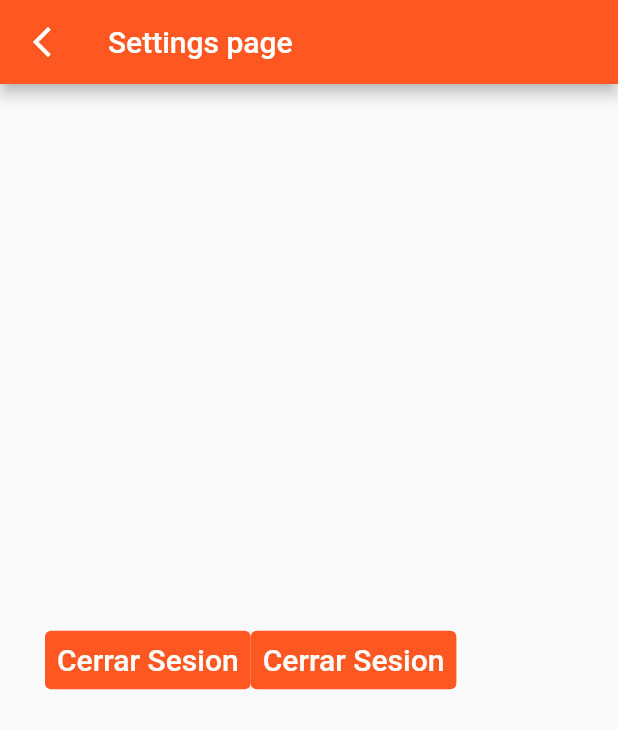
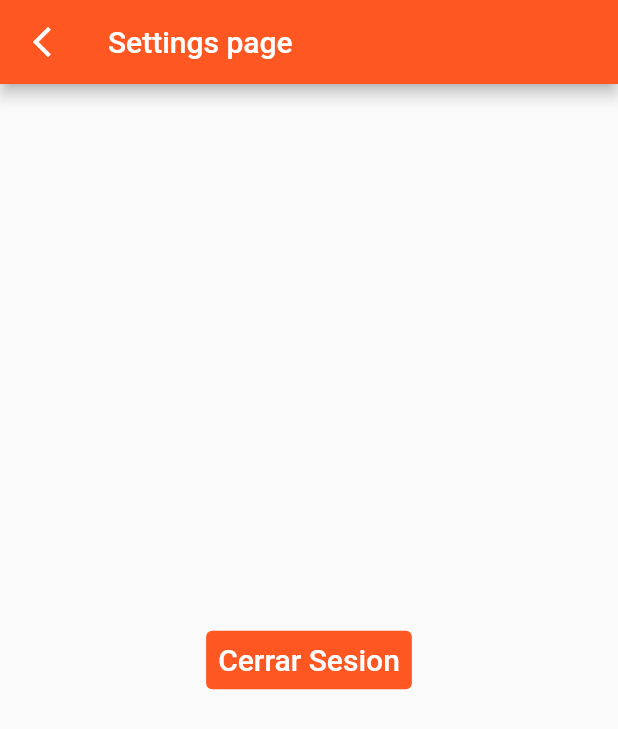
Before and after one commit to alam-rodriguez/practicando_flutter, a Flutter app: the SettingsPage screen opened by its route, on a phone screen of 412 x 824 dp. Shown: the top 729 px of the screen. Run offline on Flutter 3.47's test engine with Material 2 defaults, Android fonts, the phone set to English and light mode, and no system bars; our stand-ins replace cloud_firestore, firebase_auth, firebase_core; accounts and stored records are empty.

Commit message:
second commit

```diff
--- a/lib/pages/settings_page.dart
+++ b/lib/pages/settings_page.dart
@@ -21,11 +21,7 @@ class SettingsPage extends StatelessWidget {
         title: const Text('Settings page'),
       ),
       body: Center(
-        child: Padding(
-          padding: const EdgeInsets.all(30),
-          child: Row(
-            children: [
-              TextButton(
+        child: TextButton(
               onPressed: () async {
                 String res = await deslogearUsuario();
                 if(res == 'exito'){
@@ -43,24 +39,6 @@ class SettingsPage extends StatelessWidget {
                 ),
               ),
             ),
-              TextButton(
-                onPressed: () async {
-
-                },
-                style: TextButton.styleFrom(
-                  backgroundColor: Colors.deepOrange,
-                ),
-                child: const Text(
-                  'Cerrar Sesion',
-                  style: TextStyle(
-                    fontSize: 20,
-                    color: Colors.white,
-                  ),
-                ),
-              ),
-            ],
-          ),
-        ),
       ),
     );
   }
```
Lines whose indentation alone changed are shown as unchanged.
